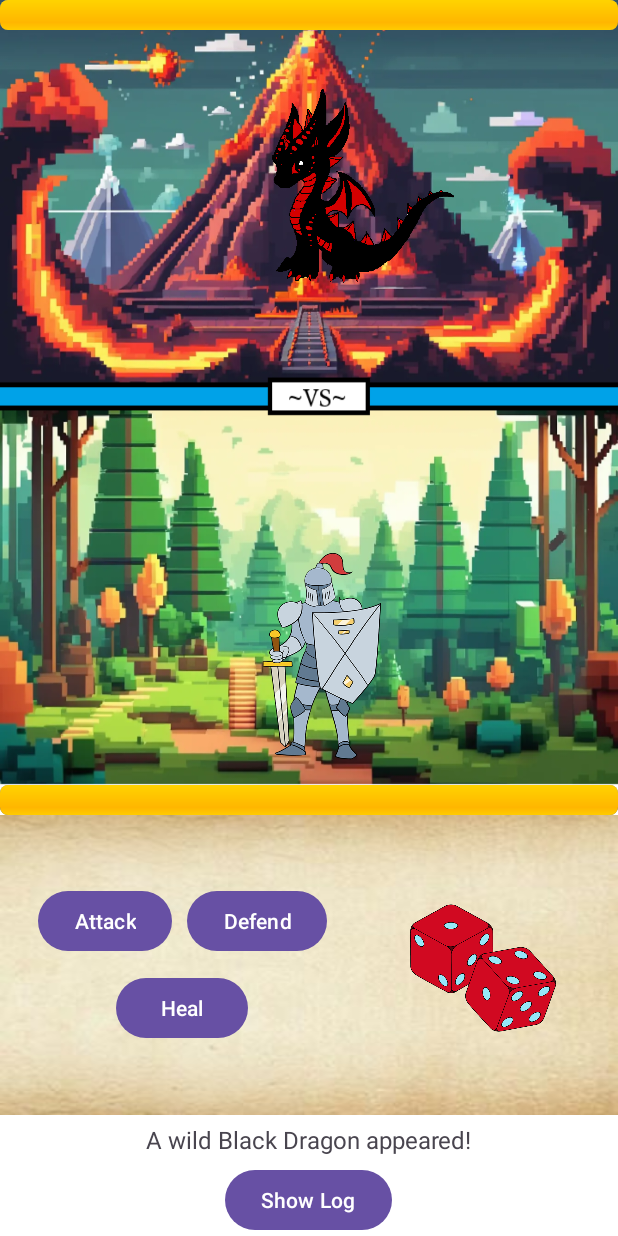
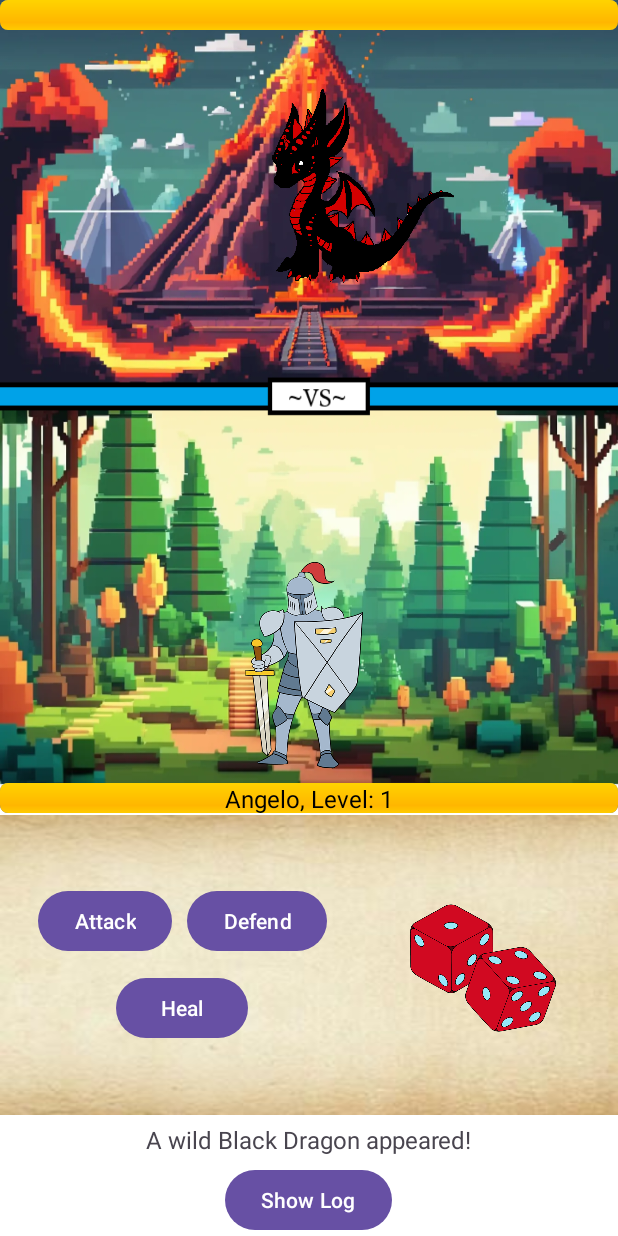
Before and after one commit to MoonSlay/RPGTurn, an Android app: the MainActivity screen opened directly, with no data from a screen before it, on a phone screen of 412 x 824 dp. Run offline under Robolectric (Android 15) with nearby library versions, the phone set to English and light mode, and no system bars.

Commit message:
Added Name and level to hero hp bar

```diff
--- a/app/src/main/java/ph/edu/auf/delrosario/angelo/rpgturn/MainActivity.kt
+++ b/app/src/main/java/ph/edu/auf/delrosario/angelo/rpgturn/MainActivity.kt
@@ -22,6 +22,7 @@ class MainActivity : AppCompatActivity() {
     private lateinit var imageViewOrc: ImageView
     private lateinit var imageViewGoblin: ImageView
     private lateinit var imageDice: ImageView
+    private lateinit var heroNameLevelText: TextView
     private val gameLog = mutableListOf<String>() // List to store the action log
 
     override fun onCreate(savedInstanceState: Bundle?) {
@@ -31,11 +32,10 @@ class MainActivity : AppCompatActivity() {
         // Initialize hero and enemy objects
         hero = Hero("Angelo",
             maxHP = Random.nextInt(180, 220),
-            attackPower = Random.nextInt(10, 20),
+            attackPower = Random.nextInt(50, 70),
             defense = Random.nextInt(8, 16),
             luck = Random.nextInt(1, 5),
             evasion = Random.nextInt(3, 8))
-
 
 
 
@@ -48,6 +48,7 @@ class MainActivity : AppCompatActivity() {
         imageViewOrc = findViewById(R.id.imageViewOrc)
         imageViewGoblin = findViewById(R.id.imageViewGoblin)
         imageDice = findViewById(R.id.imageDice)
+        heroNameLevelText = findViewById(R.id.heroNameLevelText)
 
         spawnNewEnemy()
 
@@ -56,6 +57,9 @@ class MainActivity : AppCompatActivity() {
         enemyHpBar.max = enemy.maxHP
         enemyHpBar.progress = enemy.hp
         updateHpBars()
+
+        heroNameLevelText.text = "${hero.name}, Level: ${hero.level}"
+
 
         imageDice.setOnClickListener {
             performRandomHeroAction()
@@ -138,6 +142,11 @@ class MainActivity : AppCompatActivity() {
             showStatsDialog("Goblin Stats", "HP: ${hero.hp}\nDEF: ${hero.defense}\nATK: ${hero.attackPower}\nLUCK: ${hero.luck}\nEVA: ${hero.evasion}")
         }
 
+
+    }
+
+    private fun updateHeroLevelDisplay() {
+        heroNameLevelText.text = "${hero.name}, Level: ${hero.level}"
     }
 
     fun spawnRandomEnemy(): Enemy {
@@ -210,9 +219,11 @@ class MainActivity : AppCompatActivity() {
             val experienceGained = 50 // Amount of experience gained from defeating an enemy
             hero.gainExperience(experienceGained)
             logAction("Hero gained $experienceGained XP and leveled up to level ${hero.level}.")
+            updateHeroLevelDisplay()
 
             // Spawn a new enemy with scaled difficulty
             spawnNewEnemy()
+
 
             // Continue the game after leveling up
         } else if (hero.hp <= 0) {
--- a/app/src/main/res/layout/activity_main.xml
+++ b/app/src/main/res/layout/activity_main.xml
@@ -9,25 +9,40 @@
     tools:context=".MainActivity">
 
 
-    <ProgressBar
-        android:id="@+id/heroHpBar"
-        style="@android:style/Widget.ProgressBar.Horizontal"
+    <RelativeLayout
+        android:id="@+id/heroBar"
         android:layout_width="match_parent"
         android:layout_height="wrap_content"
-        android:layout_marginTop="20dp"
-        android:max="100"
-        android:progress="100"
-        app:layout_constraintBottom_toTopOf="@+id/framelayout"
-        app:layout_constraintStart_toStartOf="parent" />
+        app:layout_constraintBottom_toTopOf="@+id/framelayout">
+
+        <ProgressBar
+            android:id="@+id/heroHpBar"
+            style="@android:style/Widget.ProgressBar.Horizontal"
+            android:layout_width="match_parent"
+            android:layout_height="wrap_content"
+            android:max="100"
+            android:progress="100"
+            android:layout_centerVertical="true"
+            android:layout_alignParentTop="true"
+            android:layout_alignParentStart="true"/>
+
+        <TextView
+            android:id="@+id/heroNameLevelText"
+            android:layout_width="wrap_content"
+            android:layout_height="wrap_content"
+            android:layout_centerInParent="true"
+            android:textSize="16sp"
+            android:textColor="@android:color/black"/>
+    </RelativeLayout>
 
     <ImageView
         android:id="@+id/imageViewHero"
         android:layout_width="237dp"
         android:layout_height="148dp"
-        android:layout_marginStart="96dp"
-        android:layout_marginBottom="12dp"
+        android:layout_marginStart="84dp"
+        android:layout_marginBottom="4dp"
         android:src="@drawable/hero"
-        app:layout_constraintBottom_toTopOf="@+id/heroHpBar"
+        app:layout_constraintBottom_toTopOf="@+id/heroBar"
         app:layout_constraintStart_toStartOf="parent" />
 
     <ProgressBar
```
